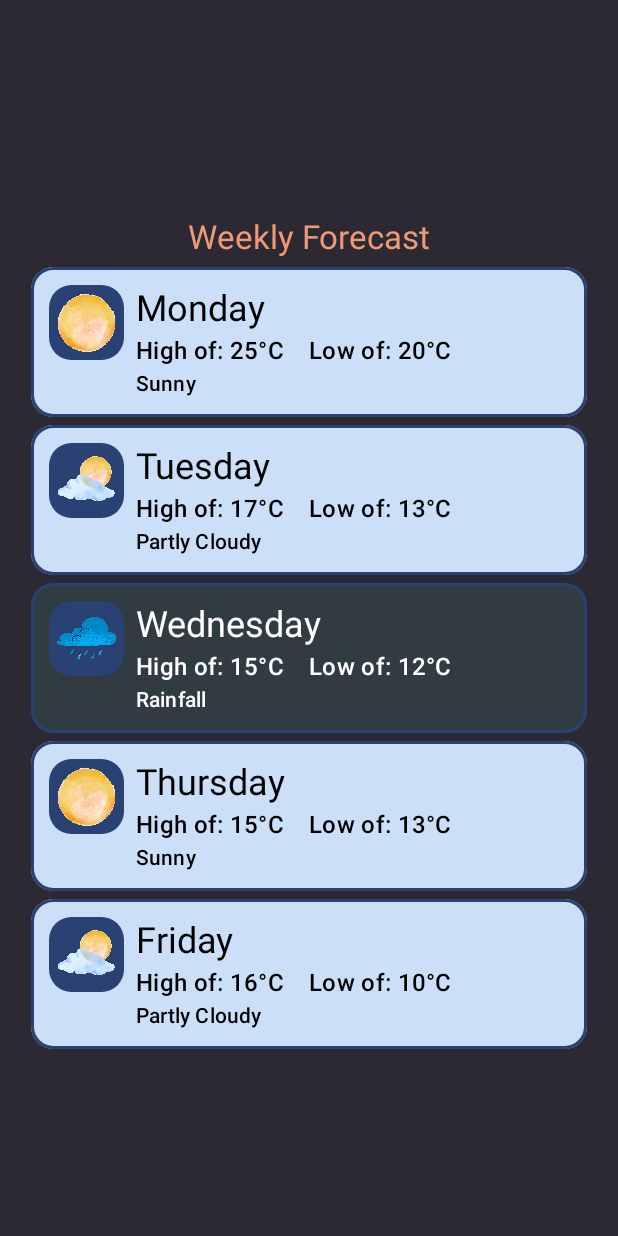
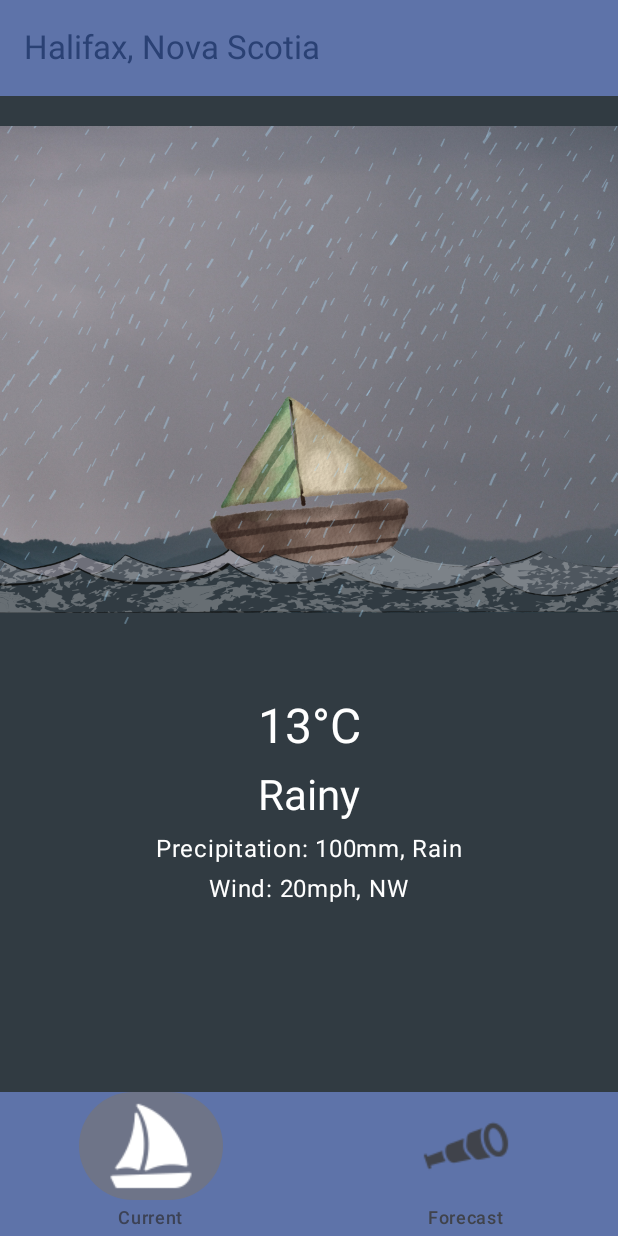
Before and after one commit to LadyJane1114/RedSky, an Android app built with Jetpack Compose: the screen it shows after launch (MainActivity), on a phone screen of 412 x 824 dp. Run offline under Robolectric (Android 15) with nearby library versions, the phone set to English and light mode, and no system bars.

Commit message:
Added Nav features and fixed bugs. Going to tweak UI and styles later for optimal presentation

```diff
--- a/app/build.gradle.kts
+++ b/app/build.gradle.kts
@@ -49,6 +49,7 @@ dependencies {
     implementation(libs.androidx.compose.ui.graphics)
     implementation(libs.androidx.compose.ui.tooling.preview)
     implementation(libs.androidx.compose.material3)
+    implementation(libs.androidx.material3)
     testImplementation(libs.junit)
     androidTestImplementation(libs.androidx.junit)
     androidTestImplementation(libs.androidx.espresso.core)
@@ -56,4 +57,7 @@ dependencies {
     androidTestImplementation(libs.androidx.compose.ui.test.junit4)
     debugImplementation(libs.androidx.compose.ui.tooling)
     debugImplementation(libs.androidx.compose.ui.test.manifest)
+
+    //User added
+    implementation(libs.androidx.navigation.compose)
 }
--- a/app/src/main/java/com/example/redsky/MainActivity.kt
+++ b/app/src/main/java/com/example/redsky/MainActivity.kt
@@ -1,20 +1,123 @@
 package com.example.redsky
 
+import android.annotation.SuppressLint
 import android.os.Bundle
 import androidx.activity.ComponentActivity
 import androidx.activity.compose.setContent
 import androidx.activity.enableEdgeToEdge
+import androidx.compose.foundation.layout.padding
+import androidx.compose.material3.ExperimentalMaterial3Api
+import androidx.compose.material3.Icon
+import androidx.compose.ui.Modifier
 
 import androidx.compose.material3.MaterialTheme
-
-import com.example.redsky.data.PlaceholderCurrentWeather.sampleCurrent
+import androidx.compose.material3.NavigationBar
+import androidx.compose.material3.NavigationBarItem
+import androidx.compose.material3.Scaffold
+import androidx.compose.material3.Text
+import androidx.compose.material3.TopAppBar
+import androidx.compose.material3.TopAppBarDefaults
+import androidx.compose.runtime.Composable
+import androidx.compose.runtime.getValue
+import androidx.compose.runtime.mutableIntStateOf
+import androidx.compose.runtime.remember
+import androidx.compose.runtime.setValue
+import androidx.compose.ui.res.painterResource
+import androidx.navigation.compose.NavHost
+import androidx.navigation.compose.rememberNavController
+import androidx.navigation.compose.composable
+import com.example.redsky.data.PlaceholderCurrentWeather
 import com.example.redsky.data.PlaceholderData
 import com.example.redsky.data.PlaceholderData.forecastSample
-import com.example.redsky.models.Forecast
+
+
 import com.example.redsky.ui.screens.CurrentWeather
 import com.example.redsky.ui.screens.DailyForecast
 import com.example.redsky.ui.screens.ForecastList
 import com.example.redsky.ui.theme.RedSkyTheme
+
+@OptIn(ExperimentalMaterial3Api::class)
+@SuppressLint("UnusedMaterial3ScaffoldPaddingParameter")
+@Composable
+fun DisplayUI() {
+    val navController = rememberNavController()
+    var selectedItem by remember {mutableIntStateOf(0)}
+
+    Scaffold (
+        topBar = {
+            TopAppBar(
+                colors = TopAppBarDefaults.topAppBarColors(
+                    containerColor = MaterialTheme.colorScheme.primaryContainer,
+                    titleContentColor = MaterialTheme.colorScheme.primary
+                ),
+                title = {
+                    Text("Halifax, Nova Scotia")
+                }
+            )
+        },
+        bottomBar = {
+            NavigationBar(
+                containerColor = MaterialTheme.colorScheme.primaryContainer,
+                contentColor = MaterialTheme.colorScheme.primary
+            )
+            {
+                NavigationBarItem(
+                    label = {
+                        Text("Current")
+                    },
+                    icon = {
+                        Icon(
+                            painter = painterResource(R.drawable.sailing_boat),
+                            contentDescription = "Boat Icon"
+                        )
+                    },
+                    selected = selectedItem == 0,
+                    onClick = {
+                        selectedItem = 0
+                        navController.navigate("Current")
+                    }
+                )
+
+                NavigationBarItem(
+                    label = {
+                        Text("Forecast")
+                    },
+                    icon = {
+                        Icon(
+                            painter = painterResource(R.drawable.telescope),
+                            contentDescription = "telescope Icon"
+                        )
+                    },
+                    selected = selectedItem == 1,
+                    onClick = {
+                        selectedItem= 1
+                        navController.navigate("Forecast")
+                    }
+                )
+            }
+        }
+    )
+    { innerPadding ->
+        NavHost(
+            navController = navController,
+            startDestination = "Current",
+            modifier = Modifier.padding(innerPadding)
+        )
+        {
+            composable(route = "Current")
+            {
+                CurrentWeather(PlaceholderCurrentWeather.sampleCurrent)
+            }
+            composable(route = "Forecast")
+            {
+                ForecastList(PlaceholderData.forecastSample)
+            }
+        }
+    }
+}
+
+
+
 
 class MainActivity : ComponentActivity() {
     override fun onCreate(savedInstanceState: Bundle?) {
@@ -23,8 +126,7 @@ class MainActivity : ComponentActivity() {
         setContent {
             RedSkyTheme {
                 MaterialTheme {
-//                    CurrentWeather(current = sampleCurrent)
-                    ForecastList(forecasts = forecastSample)
+                    DisplayUI()
                }
 
             }
--- a/app/src/main/java/com/example/redsky/ui/screens/DailyForecast.kt
+++ b/app/src/main/java/com/example/redsky/ui/screens/DailyForecast.kt
@@ -1,6 +1,5 @@
 package com.example.redsky.ui.screens
 
-import android.provider.CalendarContract
 import androidx.compose.animation.AnimatedVisibility
 import androidx.compose.foundation.Image
 import androidx.compose.foundation.background
--- a/gradle/libs.versions.toml
+++ b/gradle/libs.versions.toml
@@ -8,6 +8,8 @@ espressoCore = "3.7.0"
 lifecycleRuntimeKtx = "2.9.3"
 activityCompose = "1.10.1"
 composeBom = "2024.09.00"
+navigationCompose = "2.9.5"
+material3 = "1.4.0"
 
 [libraries]
 androidx-core-ktx = { group = "androidx.core", name = "core-ktx", version.ref = "coreKtx" }
@@ -24,6 +26,8 @@ androidx-compose-ui-tooling-preview = { group = "androidx.compose.ui", name = "u
 androidx-compose-ui-test-manifest = { group = "androidx.compose.ui", name = "ui-test-manifest" }
 androidx-compose-ui-test-junit4 = { group = "androidx.compose.ui", name = "ui-test-junit4" }
 androidx-compose-material3 = { group = "androidx.compose.material3", name = "material3" }
+androidx-navigation-compose = { group = "androidx.navigation", name = "navigation-compose", version.ref = "navigationCompose" }
+androidx-material3 = { group = "androidx.compose.material3", name = "material3", version.ref = "material3" }
 
 [plugins]
 android-application = { id = "com.android.application", version.ref = "agp" }
```
Also changed, not shown: app/src/main/res/drawable/sailing_boat.png (added), app/src/main/res/drawable/telescope.png (added).
